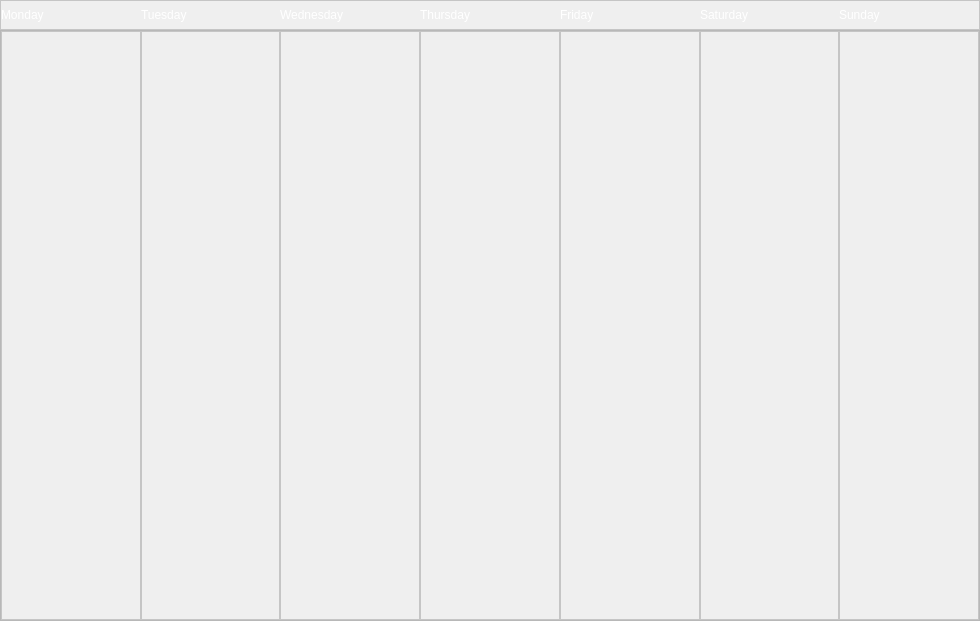
The window that weekView.ui (ZiggyOliver/TaskBucket) describes before a commit, drawn with Qt 5.
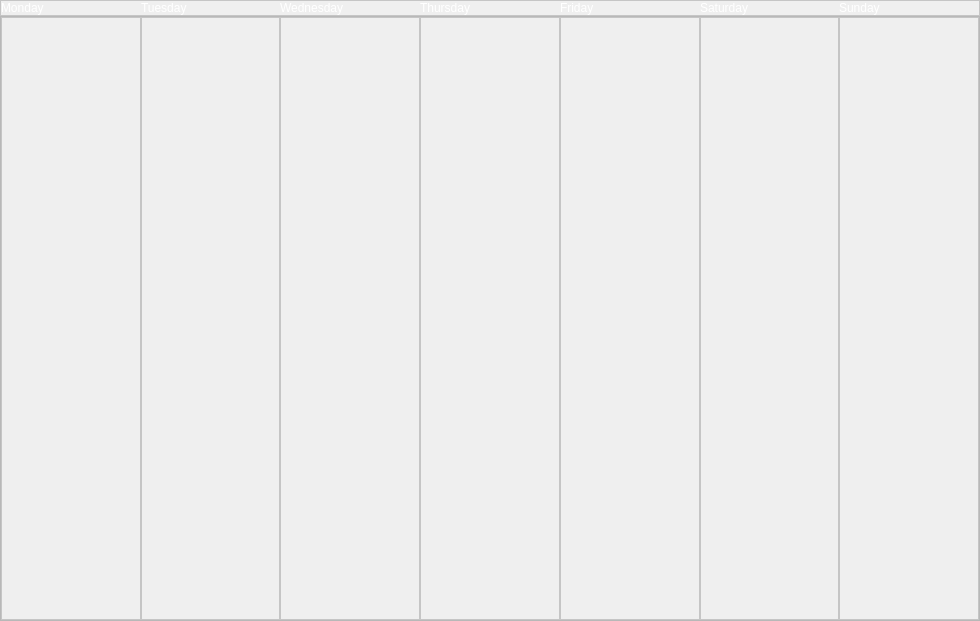
The same window after the commit.

```diff
--- a/weekView.ui
+++ b/weekView.ui
@@ -1087,6 +1087,57 @@
         <property name="midLineWidth">
          <number>15</number>
         </property>
+        <layout class="QVBoxLayout" name="verticalLayout_2">
+         <property name="spacing">
+          <number>0</number>
+         </property>
+         <property name="leftMargin">
+          <number>0</number>
+         </property>
+         <property name="topMargin">
+          <number>0</number>
+         </property>
+         <property name="rightMargin">
+          <number>0</number>
+         </property>
+         <property name="bottomMargin">
+          <number>0</number>
+         </property>
+         <item>
+          <widget class="QWidget" name="widget" native="true">
+           <layout class="QVBoxLayout" name="verticalLayout_9">
+            <property name="spacing">
+             <number>0</number>
+            </property>
+            <property name="leftMargin">
+             <number>0</number>
+            </property>
+            <property name="topMargin">
+             <number>0</number>
+            </property>
+            <property name="rightMargin">
+             <number>0</number>
+            </property>
+            <property name="bottomMargin">
+             <number>0</number>
+            </property>
+           </layout>
+          </widget>
+         </item>
+         <item>
+          <spacer name="verticalSpacer">
+           <property name="orientation">
+            <enum>Qt::Orientation::Vertical</enum>
+           </property>
+           <property name="sizeHint" stdset="0">
+            <size>
+             <width>20</width>
+             <height>40</height>
+            </size>
+           </property>
+          </spacer>
+         </item>
+        </layout>
        </widget>
       </item>
       <item>
@@ -1572,6 +1623,36 @@
         <property name="midLineWidth">
          <number>15</number>
         </property>
+        <layout class="QVBoxLayout" name="verticalLayout_3" stretch="0">
+         <property name="spacing">
+          <number>0</number>
+         </property>
+         <property name="leftMargin">
+          <number>0</number>
+         </property>
+         <property name="topMargin">
+          <number>0</number>
+         </property>
+         <property name="rightMargin">
+          <number>0</number>
+         </property>
+         <property name="bottomMargin">
+          <number>0</number>
+         </property>
+         <item>
+          <spacer name="verticalSpacer_2">
+           <property name="orientation">
+            <enum>Qt::Orientation::Vertical</enum>
+           </property>
+           <property name="sizeHint" stdset="0">
+            <size>
+             <width>20</width>
+             <height>40</height>
+            </size>
+           </property>
+          </spacer>
+         </item>
+        </layout>
        </widget>
       </item>
       <item>
@@ -2057,6 +2138,614 @@
         <property name="midLineWidth">
          <number>15</number>
         </property>
+        <layout class="QVBoxLayout" name="verticalLayout_4">
+         <property name="spacing">
+          <number>0</number>
+         </property>
+         <property name="leftMargin">
+          <number>0</number>
+         </property>
+         <property name="topMargin">
+          <number>0</number>
+         </property>
+         <property name="rightMargin">
+          <number>0</number>
+         </property>
+         <property name="bottomMargin">
+          <number>0</number>
+         </property>
+         <item>
+          <widget class="QWidget" name="widget_3" native="true">
+           <layout class="QVBoxLayout" name="verticalLayout_11">
+            <property name="spacing">
+             <number>0</number>
+            </property>
+            <property name="leftMargin">
+             <number>0</number>
+            </property>
+            <property name="topMargin">
+             <number>0</number>
+            </property>
+            <property name="rightMargin">
+             <number>0</number>
+            </property>
+            <property name="bottomMargin">
+             <number>0</number>
+            </property>
+            <item>
+             <widget class="QWidget" name="widget_2" native="true">
+              <layout class="QVBoxLayout" name="verticalLayout_10">
+               <property name="spacing">
+                <number>0</number>
+               </property>
+               <property name="leftMargin">
+                <number>0</number>
+               </property>
+               <property name="topMargin">
+                <number>0</number>
+               </property>
+               <property name="rightMargin">
+                <number>0</number>
+               </property>
+               <property name="bottomMargin">
+                <number>0</number>
+               </property>
+              </layout>
+             </widget>
+            </item>
+           </layout>
+          </widget>
+         </item>
+         <item>
+          <spacer name="verticalSpacer_3">
+           <property name="orientation">
+            <enum>Qt::Orientation::Vertical</enum>
+           </property>
+           <property name="sizeHint" stdset="0">
+            <size>
+             <width>20</width>
+             <height>40</height>
+            </size>
+           </property>
+          </spacer>
+         </item>
+        </layout>
+       </widget>
+      </item>
+      <item>
+       <widget class="QFrame" name="Dday">
+        <property name="palette">
+         <palette>
+          <active>
+           <colorrole role="WindowText">
+            <brush brushstyle="SolidPattern">
+             <color alpha="255">
+              <red>0</red>
+              <green>0</green>
+              <blue>0</blue>
+             </color>
+            </brush>
+           </colorrole>
+           <colorrole role="Button">
+            <brush brushstyle="SolidPattern">
+             <color alpha="255">
+              <red>255</red>
+              <green>255</green>
+              <blue>255</blue>
+             </color>
+            </brush>
+           </colorrole>
+           <colorrole role="Light">
+            <brush brushstyle="SolidPattern">
+             <color alpha="255">
+              <red>255</red>
+              <green>255</green>
+              <blue>255</blue>
+             </color>
+            </brush>
+           </colorrole>
+           <colorrole role="Midlight">
+            <brush brushstyle="SolidPattern">
+             <color alpha="255">
+              <red>255</red>
+              <green>255</green>
+              <blue>255</blue>
+             </color>
+            </brush>
+           </colorrole>
+           <colorrole role="Dark">
+            <brush brushstyle="SolidPattern">
+             <color alpha="255">
+              <red>127</red>
+              <green>127</green>
+              <blue>127</blue>
+             </color>
+            </brush>
+           </colorrole>
+           <colorrole role="Mid">
+            <brush brushstyle="SolidPattern">
+             <color alpha="255">
+              <red>170</red>
+              <green>170</green>
+              <blue>170</blue>
+             </color>
+            </brush>
+           </colorrole>
+           <colorrole role="Text">
+            <brush brushstyle="SolidPattern">
+             <color alpha="255">
+              <red>0</red>
+              <green>0</green>
+              <blue>0</blue>
+             </color>
+            </brush>
+           </colorrole>
+           <colorrole role="BrightText">
+            <brush brushstyle="SolidPattern">
+             <color alpha="255">
+              <red>255</red>
+              <green>255</green>
+              <blue>255</blue>
+             </color>
+            </brush>
+           </colorrole>
+           <colorrole role="ButtonText">
+            <brush brushstyle="SolidPattern">
+             <color alpha="255">
+              <red>0</red>
+              <green>0</green>
+              <blue>0</blue>
+             </color>
+            </brush>
+           </colorrole>
+           <colorrole role="Base">
+            <brush brushstyle="SolidPattern">
+             <color alpha="255">
+              <red>255</red>
+              <green>255</green>
+              <blue>255</blue>
+             </color>
+            </brush>
+           </colorrole>
+           <colorrole role="Window">
+            <brush brushstyle="SolidPattern">
+             <color alpha="255">
+              <red>255</red>
+              <green>255</green>
+              <blue>255</blue>
+             </color>
+            </brush>
+           </colorrole>
+           <colorrole role="Shadow">
+            <brush brushstyle="SolidPattern">
+             <color alpha="255">
+              <red>0</red>
+              <green>0</green>
+              <blue>0</blue>
+             </color>
+            </brush>
+           </colorrole>
+           <colorrole role="AlternateBase">
+            <brush brushstyle="SolidPattern">
+             <color alpha="255">
+              <red>255</red>
+              <green>255</green>
+              <blue>255</blue>
+             </color>
+            </brush>
+           </colorrole>
+           <colorrole role="ToolTipBase">
+            <brush brushstyle="SolidPattern">
+             <color alpha="255">
+              <red>255</red>
+              <green>255</green>
+              <blue>220</blue>
+             </color>
+            </brush>
+           </colorrole>
+           <colorrole role="ToolTipText">
+            <brush brushstyle="SolidPattern">
+             <color alpha="255">
+              <red>0</red>
+              <green>0</green>
+              <blue>0</blue>
+             </color>
+            </brush>
+           </colorrole>
+           <colorrole role="PlaceholderText">
+            <brush brushstyle="SolidPattern">
+             <color alpha="127">
+              <red>0</red>
+              <green>0</green>
+              <blue>0</blue>
+             </color>
+            </brush>
+           </colorrole>
+           <colorrole role="Accent">
+            <brush brushstyle="SolidPattern">
+             <color alpha="255">
+              <red>255</red>
+              <green>255</green>
+              <blue>255</blue>
+             </color>
+            </brush>
+           </colorrole>
+          </active>
+          <inactive>
+           <colorrole role="WindowText">
+            <brush brushstyle="SolidPattern">
+             <color alpha="255">
+              <red>0</red>
+              <green>0</green>
+              <blue>0</blue>
+             </color>
+            </brush>
+           </colorrole>
+           <colorrole role="Button">
+            <brush brushstyle="SolidPattern">
+             <color alpha="255">
+              <red>255</red>
+              <green>255</green>
+              <blue>255</blue>
+             </color>
+            </brush>
+           </colorrole>
+           <colorrole role="Light">
+            <brush brushstyle="SolidPattern">
+             <color alpha="255">
+              <red>255</red>
+              <green>255</green>
+              <blue>255</blue>
+             </color>
+            </brush>
+           </colorrole>
+           <colorrole role="Midlight">
+            <brush brushstyle="SolidPattern">
+             <color alpha="255">
+              <red>255</red>
+              <green>255</green>
+              <blue>255</blue>
+             </color>
+            </brush>
+           </colorrole>
+           <colorrole role="Dark">
+            <brush brushstyle="SolidPattern">
+             <color alpha="255">
+              <red>127</red>
+              <green>127</green>
+              <blue>127</blue>
+             </color>
+            </brush>
+           </colorrole>
+           <colorrole role="Mid">
+            <brush brushstyle="SolidPattern">
+             <color alpha="255">
+              <red>170</red>
+              <green>170</green>
+              <blue>170</blue>
+             </color>
+            </brush>
+           </colorrole>
+           <colorrole role="Text">
+            <brush brushstyle="SolidPattern">
+             <color alpha="255">
+              <red>0</red>
+              <green>0</green>
+              <blue>0</blue>
+             </color>
+            </brush>
+           </colorrole>
+           <colorrole role="BrightText">
+            <brush brushstyle="SolidPattern">
+             <color alpha="255">
+              <red>255</red>
+              <green>255</green>
+              <blue>255</blue>
+             </color>
+            </brush>
+           </colorrole>
+           <colorrole role="ButtonText">
+            <brush brushstyle="SolidPattern">
+             <color alpha="255">
+              <red>0</red>
+              <green>0</green>
+              <blue>0</blue>
+             </color>
+            </brush>
+           </colorrole>
+           <colorrole role="Base">
+            <brush brushstyle="SolidPattern">
+             <color alpha="255">
+              <red>255</red>
+              <green>255</green>
+              <blue>255</blue>
+             </color>
+            </brush>
+           </colorrole>
+           <colorrole role="Window">
+            <brush brushstyle="SolidPattern">
+             <color alpha="255">
+              <red>255</red>
+              <green>255</green>
+              <blue>255</blue>
+             </color>
+            </brush>
+           </colorrole>
+           <colorrole role="Shadow">
+            <brush brushstyle="SolidPattern">
+             <color alpha="255">
+              <red>0</red>
+              <green>0</green>
+              <blue>0</blue>
+             </color>
+            </brush>
+           </colorrole>
+           <colorrole role="AlternateBase">
+            <brush brushstyle="SolidPattern">
+             <color alpha="255">
+              <red>255</red>
+              <green>255</green>
+              <blue>255</blue>
+             </color>
+            </brush>
+           </colorrole>
+           <colorrole role="ToolTipBase">
+            <brush brushstyle="SolidPattern">
+             <color alpha="255">
+              <red>255</red>
+              <green>255</green>
+              <blue>220</blue>
+             </color>
+            </brush>
+           </colorrole>
+           <colorrole role="ToolTipText">
+            <brush brushstyle="SolidPattern">
+             <color alpha="255">
+              <red>0</red>
+              <green>0</green>
+              <blue>0</blue>
+             </color>
+            </brush>
+           </colorrole>
+           <colorrole role="PlaceholderText">
+            <brush brushstyle="SolidPattern">
+             <color alpha="127">
+              <red>0</red>
+              <green>0</green>
+              <blue>0</blue>
+             </color>
+            </brush>
+           </colorrole>
+           <colorrole role="Accent">
+            <brush brushstyle="SolidPattern">
+             <color alpha="255">
+              <red>255</red>
+              <green>255</green>
+              <blue>255</blue>
+             </color>
+            </brush>
+           </colorrole>
+          </inactive>
+          <disabled>
+           <colorrole role="WindowText">
+            <brush brushstyle="SolidPattern">
+             <color alpha="255">
+              <red>127</red>
+              <green>127</green>
+              <blue>127</blue>
+             </color>
+            </brush>
+           </colorrole>
+           <colorrole role="Button">
+            <brush brushstyle="SolidPattern">
+             <color alpha="255">
+              <red>255</red>
+              <green>255</green>
+              <blue>255</blue>
+             </color>
+            </brush>
+           </colorrole>
+           <colorrole role="Light">
+            <brush brushstyle="SolidPattern">
+             <color alpha="255">
+              <red>255</red>
+              <green>255</green>
+              <blue>255</blue>
+             </color>
+            </brush>
+           </colorrole>
+           <colorrole role="Midlight">
+            <brush brushstyle="SolidPattern">
+             <color alpha="255">
+              <red>255</red>
+              <green>255</green>
+              <blue>255</blue>
+             </color>
+            </brush>
+           </colorrole>
+           <colorrole role="Dark">
+            <brush brushstyle="SolidPattern">
+             <color alpha="255">
+              <red>127</red>
+              <green>127</green>
+              <blue>127</blue>
+             </color>
+            </brush>
+           </colorrole>
+           <colorrole role="Mid">
+            <brush brushstyle="SolidPattern">
+             <color alpha="255">
+              <red>170</red>
+              <green>170</green>
+              <blue>170</blue>
+             </color>
+            </brush>
+           </colorrole>
+           <colorrole role="Text">
+            <brush brushstyle="SolidPattern">
+             <color alpha="255">
+              <red>127</red>
+              <green>127</green>
+              <blue>127</blue>
+             </color>
+            </brush>
+           </colorrole>
+           <colorrole role="BrightText">
+            <brush brushstyle="SolidPattern">
+             <color alpha="255">
+              <red>255</red>
+              <green>255</green>
+              <blue>255</blue>
+             </color>
+            </brush>
+           </colorrole>
+           <colorrole role="ButtonText">
+            <brush brushstyle="SolidPattern">
+             <color alpha="255">
+              <red>127</red>
+              <green>127</green>
+              <blue>127</blue>
+             </color>
+            </brush>
+           </colorrole>
+           <colorrole role="Base">
+            <brush brushstyle="SolidPattern">
+             <color alpha="255">
+              <red>255</red>
+              <green>255</green>
+              <blue>255</blue>
+             </color>
+            </brush>
+           </colorrole>
+           <colorrole role="Window">
+            <brush brushstyle="SolidPattern">
+             <color alpha="255">
+              <red>255</red>
+              <green>255</green>
+              <blue>255</blue>
+             </color>
+            </brush>
+           </colorrole>
+           <colorrole role="Shadow">
+            <brush brushstyle="SolidPattern">
+             <color alpha="255">
+              <red>0</red>
+              <green>0</green>
+              <blue>0</blue>
+             </color>
+            </brush>
+           </colorrole>
+           <colorrole role="AlternateBase">
+            <brush brushstyle="SolidPattern">
+             <color alpha="255">
+              <red>255</red>
+              <green>255</green>
+              <blue>255</blue>
+             </color>
+            </brush>
+           </colorrole>
+           <colorrole role="ToolTipBase">
+            <brush brushstyle="SolidPattern">
+             <color alpha="255">
+              <red>255</red>
+              <green>255</green>
+              <blue>220</blue>
+             </color>
+            </brush>
+           </colorrole>
+           <colorrole role="ToolTipText">
+            <brush brushstyle="SolidPattern">
+             <color alpha="255">
+              <red>0</red>
+              <green>0</green>
+              <blue>0</blue>
+             </color>
+            </brush>
+           </colorrole>
+           <colorrole role="PlaceholderText">
+            <brush brushstyle="SolidPattern">
+             <color alpha="127">
+              <red>127</red>
+              <green>127</green>
+              <blue>127</blue>
+             </color>
+            </brush>
+           </colorrole>
+           <colorrole role="Accent">
+            <brush brushstyle="SolidPattern">
+             <color alpha="255">
+              <red>255</red>
+              <green>255</green>
+              <blue>255</blue>
+             </color>
+            </brush>
+           </colorrole>
+          </disabled>
+         </palette>
+        </property>
+        <property name="frameShape">
+         <enum>QFrame::Shape::StyledPanel</enum>
+        </property>
+        <property name="frameShadow">
+         <enum>QFrame::Shadow::Raised</enum>
+        </property>
+        <property name="lineWidth">
+         <number>32767</number>
+        </property>
+        <property name="midLineWidth">
+         <number>15</number>
+        </property>
+        <layout class="QVBoxLayout" name="verticalLayout_5">
+         <property name="spacing">
+          <number>0</number>
+         </property>
+         <property name="leftMargin">
+          <number>0</number>
+         </property>
+         <property name="topMargin">
+          <number>0</number>
+         </property>
+         <property name="rightMargin">
+          <number>0</number>
+         </property>
+         <property name="bottomMargin">
+          <number>0</number>
+         </property>
+         <item>
+          <widget class="QWidget" name="widget_4" native="true">
+           <layout class="QVBoxLayout" name="verticalLayout_12">
+            <property name="spacing">
+             <number>0</number>
+            </property>
+            <property name="leftMargin">
+             <number>0</number>
+            </property>
+            <property name="topMargin">
+             <number>0</number>
+            </property>
+            <property name="rightMargin">
+             <number>0</number>
+            </property>
+            <property name="bottomMargin">
+             <number>0</number>
+            </property>
+           </layout>
+          </widget>
+         </item>
+         <item>
+          <spacer name="verticalSpacer_4">
+           <property name="orientation">
+            <enum>Qt::Orientation::Vertical</enum>
+           </property>
+           <property name="sizeHint" stdset="0">
+            <size>
+             <width>20</width>
+             <height>40</height>
+            </size>
+           </property>
+          </spacer>
+         </item>
+        </layout>
        </widget>
       </item>
       <item>
@@ -2542,6 +3231,57 @@
         <property name="midLineWidth">
          <number>15</number>
         </property>
+        <layout class="QVBoxLayout" name="verticalLayout_6">
+         <property name="spacing">
+          <number>0</number>
+         </property>
+         <property name="leftMargin">
+          <number>0</number>
+         </property>
+         <property name="topMargin">
+          <number>0</number>
+         </property>
+         <property name="rightMargin">
+          <number>0</number>
+         </property>
+         <property name="bottomMargin">
+          <number>0</number>
+         </property>
+         <item>
+          <widget class="QWidget" name="widget_5" native="true">
+           <layout class="QVBoxLayout" name="verticalLayout_13">
+            <property name="spacing">
+             <number>0</number>
+            </property>
+            <property name="leftMargin">
+             <number>0</number>
+            </property>
+            <property name="topMargin">
+             <number>0</number>
+            </property>
+            <property name="rightMargin">
+             <number>0</number>
+            </property>
+            <property name="bottomMargin">
+             <number>0</number>
+            </property>
+           </layout>
+          </widget>
+         </item>
+         <item>
+          <spacer name="verticalSpacer_5">
+           <property name="orientation">
+            <enum>Qt::Orientation::Vertical</enum>
+           </property>
+           <property name="sizeHint" stdset="0">
+            <size>
+             <width>20</width>
+             <height>40</height>
+            </size>
+           </property>
+          </spacer>
+         </item>
+        </layout>
        </widget>
       </item>
       <item>
@@ -3025,8 +3765,59 @@
          <number>32767</number>
         </property>
         <property name="midLineWidth">
-         <number>15</number>
+         <number>32767</number>
         </property>
+        <layout class="QVBoxLayout" name="verticalLayout_7">
+         <property name="spacing">
+          <number>0</number>
+         </property>
+         <property name="leftMargin">
+          <number>0</number>
+         </property>
+         <property name="topMargin">
+          <number>0</number>
+         </property>
+         <property name="rightMargin">
+          <number>0</number>
+         </property>
+         <property name="bottomMargin">
+          <number>0</number>
+         </property>
+         <item>
+          <widget class="QWidget" name="widget_6" native="true">
+           <layout class="QVBoxLayout" name="verticalLayout_14">
+            <property name="spacing">
+             <number>0</number>
+            </property>
+            <property name="leftMargin">
+             <number>0</number>
+            </property>
+            <property name="topMargin">
+             <number>0</number>
+            </property>
+            <property name="rightMargin">
+             <number>0</number>
+            </property>
+            <property name="bottomMargin">
+             <number>0</number>
+            </property>
+           </layout>
+          </widget>
+         </item>
+         <item>
+          <spacer name="verticalSpacer_6">
+           <property name="orientation">
+            <enum>Qt::Orientation::Vertical</enum>
+           </property>
+           <property name="sizeHint" stdset="0">
+            <size>
+             <width>20</width>
+             <height>40</height>
+            </size>
+           </property>
+          </spacer>
+         </item>
+        </layout>
        </widget>
       </item>
       <item>
@@ -3510,493 +4301,59 @@
          <number>32767</number>
         </property>
         <property name="midLineWidth">
-         <number>32767</number>
-        </property>
-       </widget>
-      </item>
-      <item>
-       <widget class="QFrame" name="Hday">
-        <property name="palette">
-         <palette>
-          <active>
-           <colorrole role="WindowText">
-            <brush brushstyle="SolidPattern">
-             <color alpha="255">
-              <red>0</red>
-              <green>0</green>
-              <blue>0</blue>
-             </color>
-            </brush>
-           </colorrole>
-           <colorrole role="Button">
-            <brush brushstyle="SolidPattern">
-             <color alpha="255">
-              <red>255</red>
-              <green>255</green>
-              <blue>255</blue>
-             </color>
-            </brush>
-           </colorrole>
-           <colorrole role="Light">
-            <brush brushstyle="SolidPattern">
-             <color alpha="255">
-              <red>255</red>
-              <green>255</green>
-              <blue>255</blue>
-             </color>
-            </brush>
-           </colorrole>
-           <colorrole role="Midlight">
-            <brush brushstyle="SolidPattern">
-             <color alpha="255">
-              <red>255</red>
-              <green>255</green>
-              <blue>255</blue>
-             </color>
-            </brush>
-           </colorrole>
-           <colorrole role="Dark">
-            <brush brushstyle="SolidPattern">
-             <color alpha="255">
-              <red>127</red>
-              <green>127</green>
-              <blue>127</blue>
-             </color>
-            </brush>
-           </colorrole>
-           <colorrole role="Mid">
-            <brush brushstyle="SolidPattern">
-             <color alpha="255">
-              <red>170</red>
-              <green>170</green>
-              <blue>170</blue>
-             </color>
-            </brush>
-           </colorrole>
-           <colorrole role="Text">
-            <brush brushstyle="SolidPattern">
-             <color alpha="255">
-              <red>0</red>
-              <green>0</green>
-              <blue>0</blue>
-             </color>
-            </brush>
-           </colorrole>
-           <colorrole role="BrightText">
-            <brush brushstyle="SolidPattern">
-             <color alpha="255">
-              <red>255</red>
-              <green>255</green>
-              <blue>255</blue>
-             </color>
-            </brush>
-           </colorrole>
-           <colorrole role="ButtonText">
-            <brush brushstyle="SolidPattern">
-             <color alpha="255">
-              <red>0</red>
-              <green>0</green>
-              <blue>0</blue>
-             </color>
-            </brush>
-           </colorrole>
-           <colorrole role="Base">
-            <brush brushstyle="SolidPattern">
-             <color alpha="255">
-              <red>255</red>
-              <green>255</green>
-              <blue>255</blue>
-             </color>
-            </brush>
-           </colorrole>
-           <colorrole role="Window">
-            <brush brushstyle="SolidPattern">
-             <color alpha="255">
-              <red>255</red>
-              <green>255</green>
-              <blue>255</blue>
-             </color>
-            </brush>
-           </colorrole>
-           <colorrole role="Shadow">
-            <brush brushstyle="SolidPattern">
-             <color alpha="255">
-              <red>0</red>
-              <green>0</green>
-              <blue>0</blue>
-             </color>
-            </brush>
-           </colorrole>
-           <colorrole role="AlternateBase">
-            <brush brushstyle="SolidPattern">
-             <color alpha="255">
-              <red>255</red>
-              <green>255</green>
-              <blue>255</blue>
-             </color>
-            </brush>
-           </colorrole>
-           <colorrole role="ToolTipBase">
-            <brush brushstyle="SolidPattern">
-             <color alpha="255">
-              <red>255</red>
-              <green>255</green>
-              <blue>220</blue>
-             </color>
-            </brush>
-           </colorrole>
-           <colorrole role="ToolTipText">
-            <brush brushstyle="SolidPattern">
-             <color alpha="255">
-              <red>0</red>
-              <green>0</green>
-              <blue>0</blue>
-             </color>
-            </brush>
-           </colorrole>
-           <colorrole role="PlaceholderText">
-            <brush brushstyle="SolidPattern">
-             <color alpha="127">
-              <red>0</red>
-              <green>0</green>
-              <blue>0</blue>
-             </color>
-            </brush>
-           </colorrole>
-           <colorrole role="Accent">
-            <brush brushstyle="SolidPattern">
-             <color alpha="255">
-              <red>255</red>
-              <green>255</green>
-              <blue>255</blue>
-             </color>
-            </brush>
-           </colorrole>
-          </active>
-          <inactive>
-           <colorrole role="WindowText">
-            <brush brushstyle="SolidPattern">
-             <color alpha="255">
-              <red>0</red>
-              <green>0</green>
-              <blue>0</blue>
-             </color>
-            </brush>
-           </colorrole>
-           <colorrole role="Button">
-            <brush brushstyle="SolidPattern">
-             <color alpha="255">
-              <red>255</red>
-              <green>255</green>
-              <blue>255</blue>
-             </color>
-            </brush>
-           </colorrole>
-           <colorrole role="Light">
-            <brush brushstyle="SolidPattern">
-             <color alpha="255">
-              <red>255</red>
-              <green>255</green>
-              <blue>255</blue>
-             </color>
-            </brush>
-           </colorrole>
-           <colorrole role="Midlight">
-            <brush brushstyle="SolidPattern">
-             <color alpha="255">
-              <red>255</red>
-              <green>255</green>
-              <blue>255</blue>
-             </color>
-            </brush>
-           </colorrole>
-           <colorrole role="Dark">
-            <brush brushstyle="SolidPattern">
-             <color alpha="255">
-              <red>127</red>
-              <green>127</green>
-              <blue>127</blue>
-             </color>
-            </brush>
-           </colorrole>
-           <colorrole role="Mid">
-            <brush brushstyle="SolidPattern">
-             <color alpha="255">
-              <red>170</red>
-              <green>170</green>
-              <blue>170</blue>
-             </color>
-            </brush>
-           </colorrole>
-           <colorrole role="Text">
-            <brush brushstyle="SolidPattern">
-             <color alpha="255">
-              <red>0</red>
-              <green>0</green>
-              <blue>0</blue>
-             </color>
-            </brush>
-           </colorrole>
-           <colorrole role="BrightText">
-            <brush brushstyle="SolidPattern">
-             <color alpha="255">
-              <red>255</red>
-              <green>255</green>
-              <blue>255</blue>
-             </color>
-            </brush>
-           </colorrole>
-           <colorrole role="ButtonText">
-            <brush brushstyle="SolidPattern">
-             <color alpha="255">
-              <red>0</red>
-              <green>0</green>
-              <blue>0</blue>
-             </color>
-            </brush>
-           </colorrole>
-           <colorrole role="Base">
-            <brush brushstyle="SolidPattern">
-             <color alpha="255">
-              <red>255</red>
-              <green>255</green>
-              <blue>255</blue>
-             </color>
-            </brush>
-           </colorrole>
-           <colorrole role="Window">
-            <brush brushstyle="SolidPattern">
-             <color alpha="255">
-              <red>255</red>
-              <green>255</green>
-              <blue>255</blue>
-             </color>
-            </brush>
-           </colorrole>
-           <colorrole role="Shadow">
-            <brush brushstyle="SolidPattern">
-             <color alpha="255">
-              <red>0</red>
-              <green>0</green>
-              <blue>0</blue>
-             </color>
-            </brush>
-           </colorrole>
-           <colorrole role="AlternateBase">
-            <brush brushstyle="SolidPattern">
-             <color alpha="255">
-              <red>255</red>
-              <green>255</green>
-              <blue>255</blue>
-             </color>
-            </brush>
-           </colorrole>
-           <colorrole role="ToolTipBase">
-            <brush brushstyle="SolidPattern">
-             <color alpha="255">
-              <red>255</red>
-              <green>255</green>
-              <blue>220</blue>
-             </color>
-            </brush>
-           </colorrole>
-           <colorrole role="ToolTipText">
-            <brush brushstyle="SolidPattern">
-             <color alpha="255">
-              <red>0</red>
-              <green>0</green>
-              <blue>0</blue>
-             </color>
-            </brush>
-           </colorrole>
-           <colorrole role="PlaceholderText">
-            <brush brushstyle="SolidPattern">
-             <color alpha="127">
-              <red>0</red>
-              <green>0</green>
-              <blue>0</blue>
-             </color>
-            </brush>
-           </colorrole>
-           <colorrole role="Accent">
-            <brush brushstyle="SolidPattern">
-             <color alpha="255">
-              <red>255</red>
-              <green>255</green>
-              <blue>255</blue>
-             </color>
-            </brush>
-           </colorrole>
-          </inactive>
-          <disabled>
-           <colorrole role="WindowText">
-            <brush brushstyle="SolidPattern">
-             <color alpha="255">
-              <red>127</red>
-              <green>127</green>
-              <blue>127</blue>
-             </color>
-            </brush>
-           </colorrole>
-           <colorrole role="Button">
-            <brush brushstyle="SolidPattern">
-             <color alpha="255">
-              <red>255</red>
-              <green>255</green>
-              <blue>255</blue>
-             </color>
-            </brush>
-           </colorrole>
-           <colorrole role="Light">
-            <brush brushstyle="SolidPattern">
-             <color alpha="255">
-              <red>255</red>
-              <green>255</green>
-              <blue>255</blue>
-             </color>
-            </brush>
-           </colorrole>
-           <colorrole role="Midlight">
-            <brush brushstyle="SolidPattern">
-             <color alpha="255">
-              <red>255</red>
-              <green>255</green>
-              <blue>255</blue>
-             </color>
-            </brush>
-           </colorrole>
-           <colorrole role="Dark">
-            <brush brushstyle="SolidPattern">
-             <color alpha="255">
-              <red>127</red>
-              <green>127</green>
-              <blue>127</blue>
-             </color>
-            </brush>
-           </colorrole>
-           <colorrole role="Mid">
-            <brush brushstyle="SolidPattern">
-             <color alpha="255">
-              <red>170</red>
-              <green>170</green>
-              <blue>170</blue>
-             </color>
-            </brush>
-           </colorrole>
-           <colorrole role="Text">
-            <brush brushstyle="SolidPattern">
-             <color alpha="255">
-              <red>127</red>
-              <green>127</green>
-              <blue>127</blue>
-             </color>
-            </brush>
-           </colorrole>
-           <colorrole role="BrightText">
-            <brush brushstyle="SolidPattern">
-             <color alpha="255">
-              <red>255</red>
-              <green>255</green>
-              <blue>255</blue>
-             </color>
-            </brush>
-           </colorrole>
-           <colorrole role="ButtonText">
-            <brush brushstyle="SolidPattern">
-             <color alpha="255">
-              <red>127</red>
-              <green>127</green>
-              <blue>127</blue>
-             </color>
-            </brush>
-           </colorrole>
-           <colorrole role="Base">
-            <brush brushstyle="SolidPattern">
-             <color alpha="255">
-              <red>255</red>
-              <green>255</green>
-              <blue>255</blue>
-             </color>
-            </brush>
-           </colorrole>
-           <colorrole role="Window">
-            <brush brushstyle="SolidPattern">
-             <color alpha="255">
-              <red>255</red>
-              <green>255</green>
-              <blue>255</blue>
-             </color>
-            </brush>
-           </colorrole>
-           <colorrole role="Shadow">
-            <brush brushstyle="SolidPattern">
-             <color alpha="255">
-              <red>0</red>
-              <green>0</green>
-              <blue>0</blue>
-             </color>
-            </brush>
-           </colorrole>
-           <colorrole role="AlternateBase">
-            <brush brushstyle="SolidPattern">
-             <color alpha="255">
-              <red>255</red>
-              <green>255</green>
-              <blue>255</blue>
-             </color>
-            </brush>
-           </colorrole>
-           <colorrole role="ToolTipBase">
-            <brush brushstyle="SolidPattern">
-             <color alpha="255">
-              <red>255</red>
-              <green>255</green>
-              <blue>220</blue>
-             </color>
-            </brush>
-           </colorrole>
-           <colorrole role="ToolTipText">
-            <brush brushstyle="SolidPattern">
-             <color alpha="255">
-              <red>0</red>
-              <green>0</green>
-              <blue>0</blue>
-             </color>
-            </brush>
-           </colorrole>
-           <colorrole role="PlaceholderText">
-            <brush brushstyle="SolidPattern">
-             <color alpha="127">
-              <red>127</red>
-              <green>127</green>
-              <blue>127</blue>
-             </color>
-            </brush>
-           </colorrole>
-           <colorrole role="Accent">
-            <brush brushstyle="SolidPattern">
-             <color alpha="255">
-              <red>255</red>
-              <green>255</green>
-              <blue>255</blue>
-             </color>
-            </brush>
-           </colorrole>
-          </disabled>
-         </palette>
-        </property>
-        <property name="frameShape">
-         <enum>QFrame::Shape::StyledPanel</enum>
-        </property>
-        <property name="frameShadow">
-         <enum>QFrame::Shadow::Raised</enum>
-        </property>
-        <property name="lineWidth">
-         <number>32767</number>
-        </property>
-        <property name="midLineWidth">
          <number>15</number>
         </property>
+        <layout class="QVBoxLayout" name="verticalLayout_8">
+         <property name="spacing">
+          <number>0</number>
+         </property>
+         <property name="leftMargin">
+          <number>0</number>
+         </property>
+         <property name="topMargin">
+          <number>0</number>
+         </property>
+         <property name="rightMargin">
+          <number>0</number>
+         </property>
+         <property name="bottomMargin">
+          <number>0</number>
+         </property>
+         <item>
+          <widget class="QWidget" name="widget_7" native="true">
+           <layout class="QVBoxLayout" name="verticalLayout_15">
+            <property name="spacing">
+             <number>0</number>
+            </property>
+            <property name="leftMargin">
+             <number>0</number>
+            </property>
+            <property name="topMargin">
+             <number>0</number>
+            </property>
+            <property name="rightMargin">
+             <number>0</number>
+            </property>
+            <property name="bottomMargin">
+             <number>0</number>
+            </property>
+           </layout>
+          </widget>
+         </item>
+         <item>
+          <spacer name="verticalSpacer_7">
+           <property name="orientation">
+            <enum>Qt::Orientation::Vertical</enum>
+           </property>
+           <property name="sizeHint" stdset="0">
+            <size>
+             <width>20</width>
+             <height>40</height>
+            </size>
+           </property>
+          </spacer>
+         </item>
+        </layout>
        </widget>
       </item>
      </layout>
```
